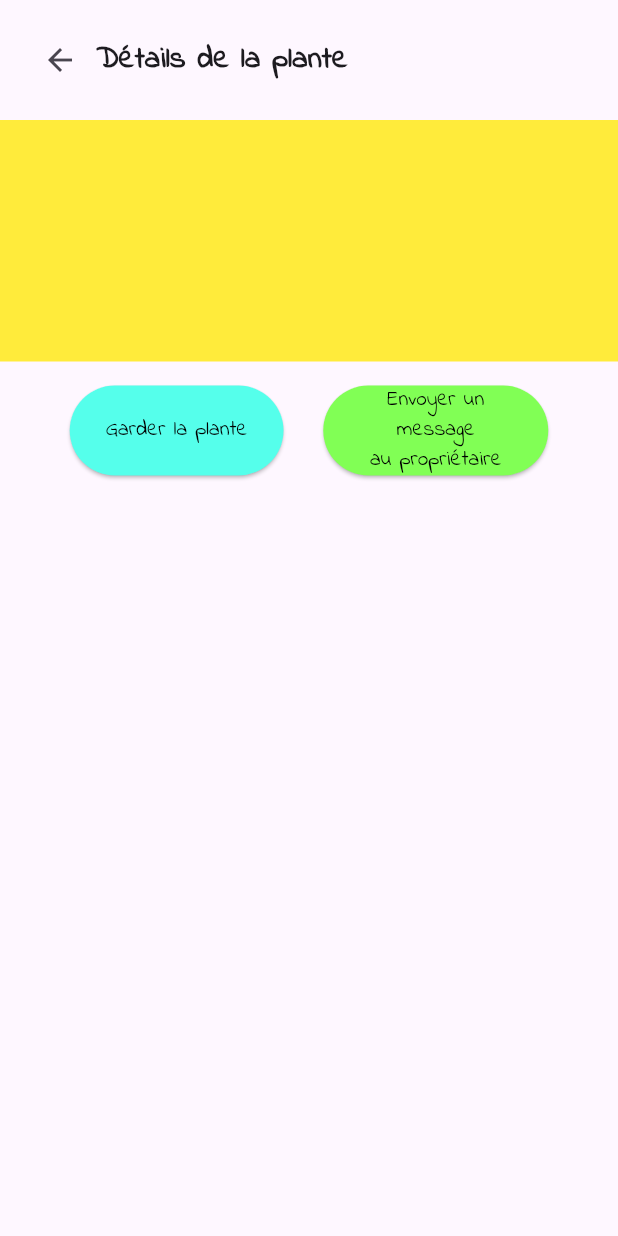
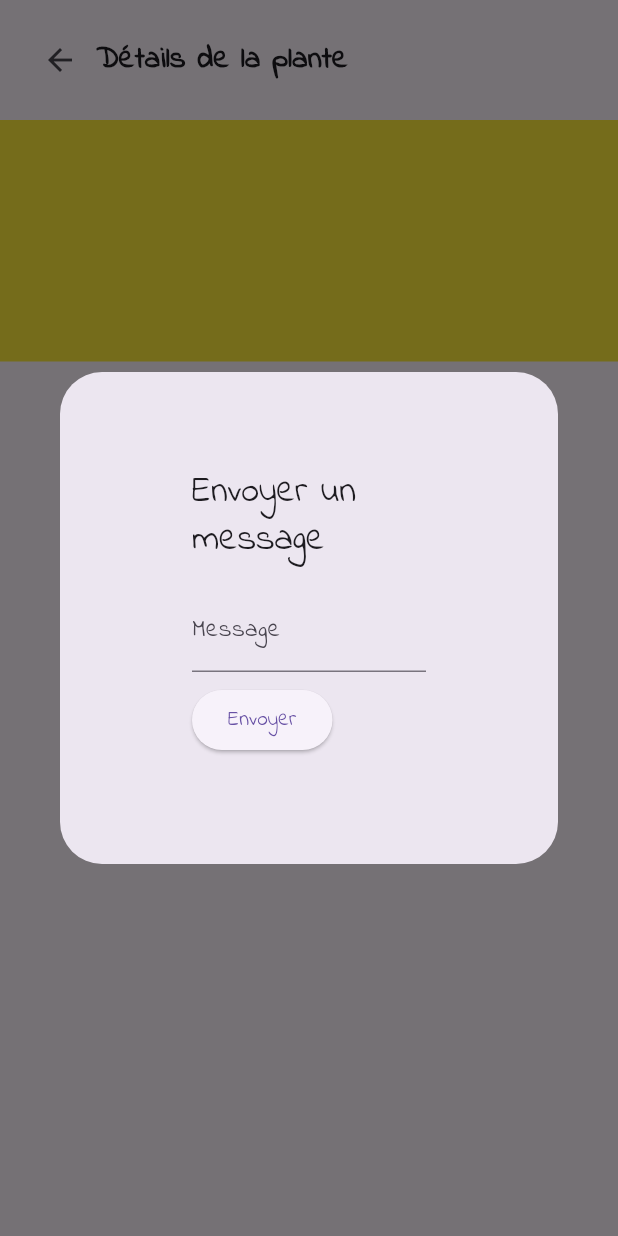
Before and after one commit to Val-lhe-lob/arosaje_flutter, a Flutter app: the PlanteDetailPage screen opened directly with empty values, after a tap on an icon or button, on a phone screen of 412 x 824 dp. Run offline on Flutter 3.47's test engine with Material 3 defaults, Android fonts, the light colour scheme and no system bars; our stand-ins replace dio, flutter_secure_storage, fluttertoast, image_picker; accounts and stored records are empty; network calls fail.

Commit message:
more imrpovments of ui, message form and other things

```diff
--- a/lib/main.dart
+++ b/lib/main.dart
@@ -88,7 +88,7 @@ class _MyHomePageState extends State<MyHomePage> {
             onNavigateToInscriptionPlante: () => _onItemTapped(2),
             onNavigateMap: ()=>_onItemTapped(3),
           ),
-          PlantesPage(),
+          PlanteOrVillePage(),
           InscriptionPlantePage(),
           VillesPage(),
           MessagesPage(),
--- /dev/null
+++ b/lib/pages/message_form_page.dart
@@ -0,0 +1,54 @@
+import 'package:flutter/material.dart';
+import 'package:fluttertoast/fluttertoast.dart';
+
+class MessageForm extends StatefulWidget {
+  @override
+  _MessageFormState createState() => _MessageFormState();
+}
+
+class _MessageFormState extends State<MessageForm> {
+  late TextEditingController _messageController;
+
+  @override
+  void initState() {
+    super.initState();
+    _messageController = TextEditingController();
+  }
+
+  @override
+  void dispose() {
+    _messageController.dispose();
+    super.dispose();
+  }
+
+  @override
+  Widget build(BuildContext context) {
+    return AlertDialog(
+      title: Text("Envoyer un message"),
+      content: SingleChildScrollView(
+        child: Container(
+          width: double.maxFinite,
+          child: Column(
+            crossAxisAlignment: CrossAxisAlignment.start,
+            mainAxisSize: MainAxisSize.min,
+            children: [
+              TextField(
+                controller: _messageController,
+                decoration: InputDecoration(
+                  labelText: 'Message',
+                ),
+              ),
+              SizedBox(height: 8.0),
+              ElevatedButton(
+                onPressed: () async {
+                  // Logique pour envoyer le message
+                },
+                child: Text('Envoyer'),
+              ),
+            ],
+          ),
+        ),
+      ),
+    );
+  }
+}
--- a/lib/pages/plante_detail_page.dart
+++ b/lib/pages/plante_detail_page.dart
@@ -1,11 +1,6 @@
 import 'package:flutter/material.dart';
 import 'package:arosaje_flutter/models/plante_model.dart';
-import 'package:arosaje_flutter/pages/ville_page.dart';
-import 'package:arosaje_flutter/pages/plante_page.dart';
-import 'package:arosaje_flutter/pages/message_page.dart';
-import 'package:arosaje_flutter/pages/connexion_page.dart';
-import 'package:arosaje_flutter/pages/inscription_page.dart';
-
+import 'package:arosaje_flutter/pages/message_form_page.dart';
 
 class PlanteDetailPage extends StatelessWidget {
   final Plante plante;
@@ -91,7 +86,19 @@ class PlanteDetailPage extends StatelessWidget {
                   height: 60,
                   child: ElevatedButton(
                     onPressed: () {
-                      // logique a implementer
+                      showDialog(
+                        context: context,
+                        builder: (BuildContext context) {
+                          return AlertDialog(
+                            content: SingleChildScrollView(
+                              child: Container(
+                                width: MediaQuery.of(context).size.width * 0.8, // Définir la largeur du conteneur à 80% de la largeur de l'écran
+                                child: MessageForm(),
+                              ),
+                            ),
+                          );
+                        },
+                      );
                     },
                     child: Text(
                       'Envoyer un message\nau propriétaire',
--- a/lib/services/user_information_service.dart
+++ b/lib/services/user_information_service.dart
@@ -6,7 +6,7 @@ class UserInformationService {
   final TokenStorage _tokenStorage = TokenStorage();
   Dio _dio = Dio();
 
-  Future<Response> getAuthenticatedData(String email, String mdp) async {
+  Future<Response> getAuthenticatedData(String? email) async {
     List? token = await _tokenStorage.getToken();
     if (token != null) {
       try {
```
Also changed, not shown: lib/pages/list_plante_page.dart (added, +11 -0 lines), lib/pages/plante_page.dart (+44 -3 lines), lib/pages/message_detail_page.dart (added).
